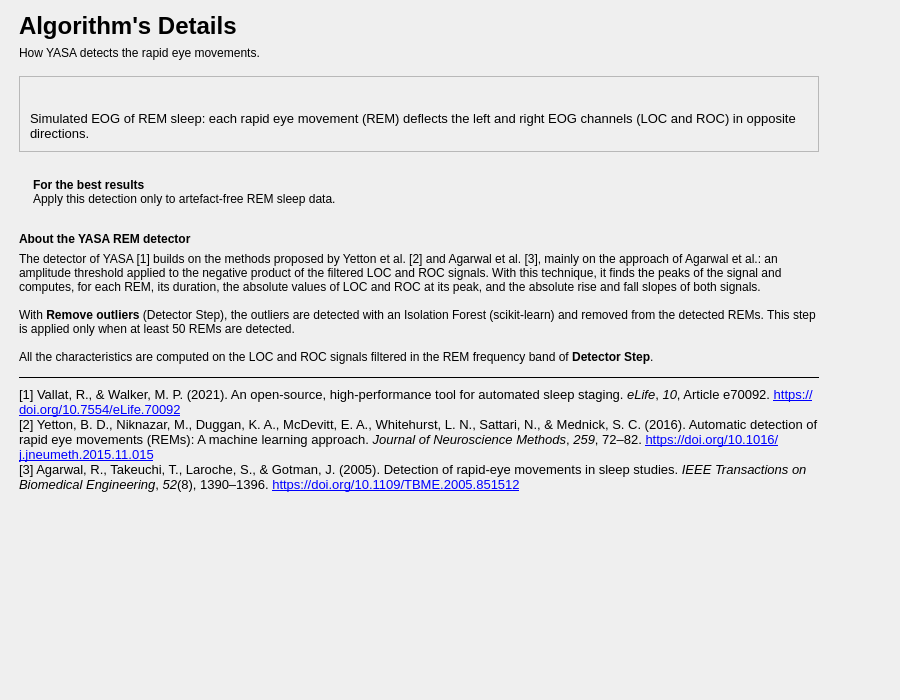
Qt form tools/CEAMSTools/DetectREMsYASA/AlgorithmDetail/Ui_AlgorithmDetail.ui (SnoozToolbox/snooz-package-ceams) before a commit.
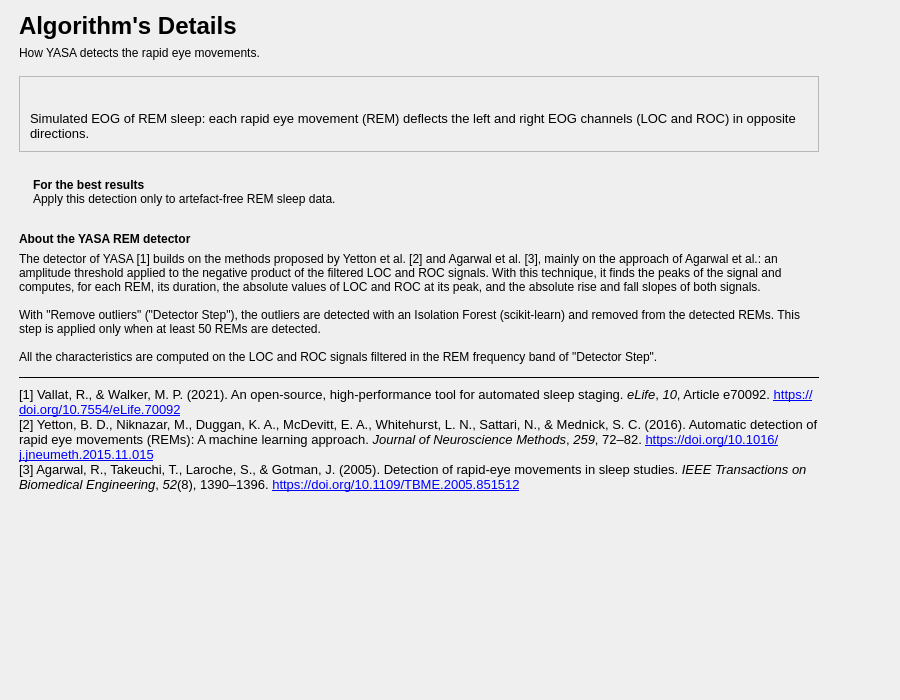
The same form after that commit.

```diff
--- a/tools/CEAMSTools/DetectREMsYASA/AlgorithmDetail/Ui_AlgorithmDetail.ui
+++ b/tools/CEAMSTools/DetectREMsYASA/AlgorithmDetail/Ui_AlgorithmDetail.ui
@@ -203,7 +203,7 @@
           <item>
            <widget class="QLabel" name="textEdit">
             <property name="text">
-             <string>The detector of YASA [1] builds on the methods proposed by Yetton et al. [2] and Agarwal et al. [3], mainly on the approach of Agarwal et al.: an amplitude threshold applied to the negative product of the filtered LOC and ROC signals. With this technique, it finds the peaks of the signal and computes, for each REM, its duration, the absolute values of LOC and ROC at its peak, and the absolute rise and fall slopes of both signals.&lt;br/&gt;&lt;br/&gt;With &lt;b&gt;Remove outliers&lt;/b&gt; (Detector Step), the outliers are detected with an Isolation Forest (scikit-learn) and removed from the detected REMs. This step is applied only when at least 50 REMs are detected.&lt;br/&gt;&lt;br/&gt;All the characteristics are computed on the LOC and ROC signals filtered in the REM frequency band of &lt;b&gt;Detector Step&lt;/b&gt;.</string>
+             <string>The detector of YASA [1] builds on the methods proposed by Yetton et al. [2] and Agarwal et al. [3], mainly on the approach of Agarwal et al.: an amplitude threshold applied to the negative product of the filtered LOC and ROC signals. With this technique, it finds the peaks of the signal and computes, for each REM, its duration, the absolute values of LOC and ROC at its peak, and the absolute rise and fall slopes of both signals.&lt;br/&gt;&lt;br/&gt;With "Remove outliers" ("Detector Step"), the outliers are detected with an Isolation Forest (scikit-learn) and removed from the detected REMs. This step is applied only when at least 50 REMs are detected.&lt;br/&gt;&lt;br/&gt;All the characteristics are computed on the LOC and ROC signals filtered in the REM frequency band of "Detector Step".</string>
             </property>
             <property name="textFormat">
              <enum>Qt::TextFormat::RichText</enum>
```
